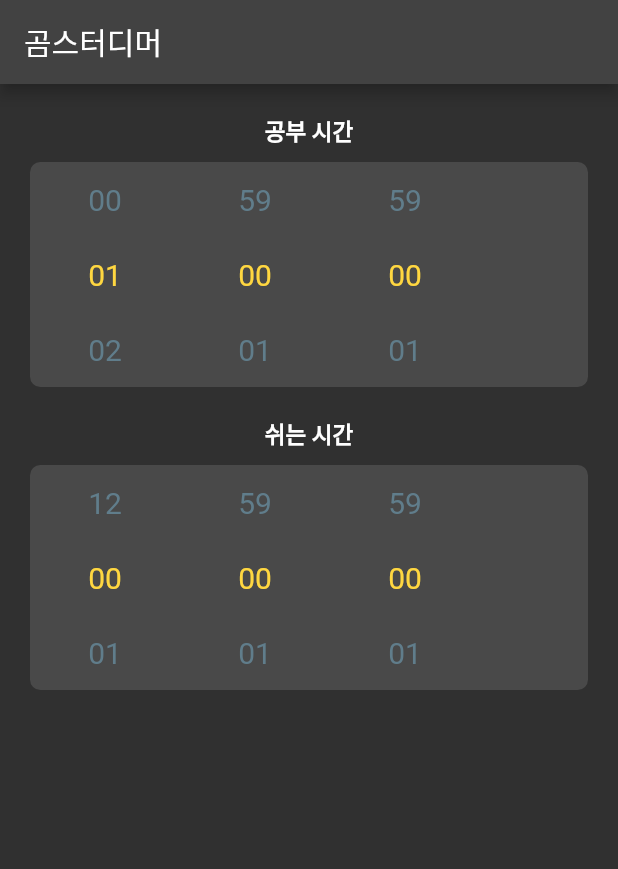
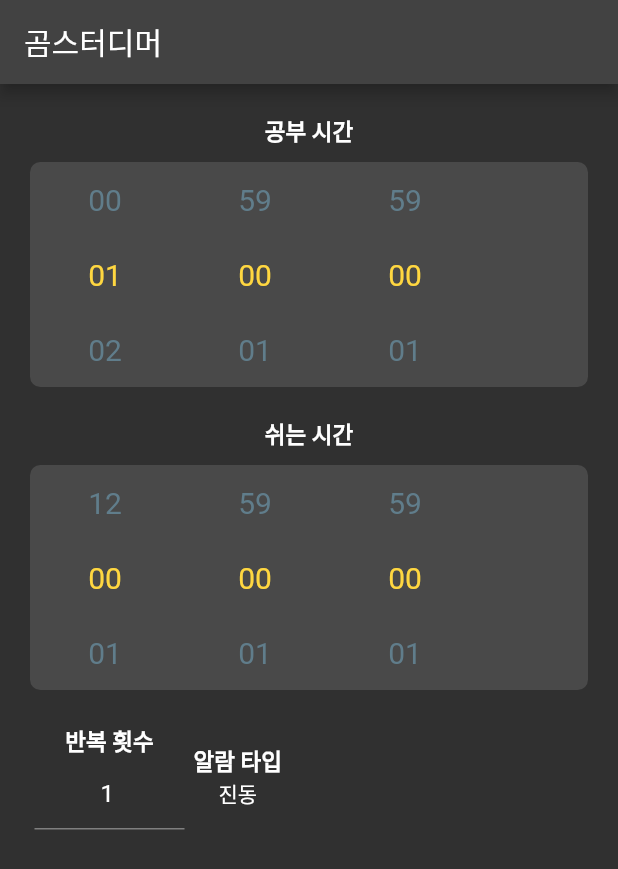
Before and after one commit to MISEONGKIM/studimer, a Flutter app: the screen it shows after launch, on a phone screen of 412 x 824 dp. Shown: the top 869 px of the screen. Run offline on Flutter 3.47's test engine with Material 2 defaults, Android fonts, the phone set to English and light mode, and no system bars; drawn by our look-alikes of numberpicker; our stand-ins replace floor, sqflite; accounts and stored records are empty; generated files the repository leaves out were written again.

Commit message:
focuson 추가 및 알람타입, 반복횟수추가

```diff
--- /dev/null
+++ b/lib/src/core/resources/type.dart
@@ -0,0 +1 @@
+enum FocusNum { none, studytime, resttime, repeat, notice }
--- a/lib/src/presentation/views/main_view.dart
+++ b/lib/src/presentation/views/main_view.dart
@@ -1,9 +1,18 @@
 import 'package:flutter/material.dart';
 import 'package:studimer/src/core/common/provider_consumer.dart';
-import 'package:studimer/src/presentation/widgets/timer/timer_widget.dart';
+import 'package:studimer/src/core/resources/type.dart';
+import 'package:studimer/src/presentation/widgets/notice/index.dart';
+import 'package:studimer/src/presentation/widgets/repeat/index.dart';
+import 'package:studimer/src/presentation/widgets/timer/index.dart';
 
 class MainView extends StatelessWidget {
   const MainView({Key? key}) : super(key: key);
+  Widget _enableCheck(
+      FocusNum focusValue, FocusNum compareFocusValue, Widget w) {
+    return focusValue == FocusNum.none || focusValue == compareFocusValue
+        ? w
+        : const SizedBox.shrink();
+  }
 
   @override
   Widget build(BuildContext context) {
@@ -16,15 +25,30 @@ class MainView extends StatelessWidget {
         child: CycleOptionPrvdConsumer(
             builder: (context, provider) => Column(
                   children: [
+                    _enableCheck(
+                        provider.focusOn,
+                        FocusNum.studytime,
                         TimerWidget(
                             title: '공부 시간',
                             time: provider.oneCycle.studyTime,
                             setTime: provider.setStudyTime,
-                    ),
+                            focusNum: FocusNum.studytime)),
+                    _enableCheck(
+                        provider.focusOn,
+                        FocusNum.resttime,
                         TimerWidget(
                           title: '쉬는 시간',
                           time: provider.oneCycle.restTime,
                           setTime: provider.setRestTime,
+                          focusNum: FocusNum.resttime,
+                        )),
+                    Row(
+                      children: [
+                        _enableCheck(provider.focusOn, FocusNum.repeat,
+                            const RepeatWidget()),
+                        _enableCheck(provider.focusOn, FocusNum.notice,
+                            const NoticeWidget())
+                      ],
                     )
                   ],
                 )),
--- /dev/null
+++ b/lib/src/presentation/widgets/notice/index.dart
@@ -0,0 +1,25 @@
+import 'package:flutter/material.dart';
+
+import 'notice_list_container.dart';
+
+class NoticeWidget extends StatelessWidget {
+  const NoticeWidget({Key? key}) : super(key: key);
+
+  @override
+  Widget build(BuildContext context) {
+    return Container(
+        padding: const EdgeInsets.all(3),
+        child: Column(
+            mainAxisAlignment: MainAxisAlignment.center,
+            children: const [
+              Text(
+                '알람 타입',
+                style: TextStyle(
+                    color: Colors.white,
+                    fontSize: 15,
+                    fontWeight: FontWeight.bold),
+              ),
+              NoticeListContainer(),
+            ]));
+  }
+}
--- /dev/null
+++ b/lib/src/presentation/widgets/notice/notice_list_container.dart
@@ -0,0 +1,14 @@
+import 'package:flutter/cupertino.dart';
+import 'package:studimer/src/core/common/provider_consumer.dart';
+
+class NoticeListContainer extends StatelessWidget {
+  const NoticeListContainer({Key? key}) : super(key: key);
+
+  @override
+  Widget build(BuildContext context) {
+    return CycleOptionPrvdConsumer(
+        builder: (context, provider) => GestureDetector(
+              child: Text(provider.oneCycle.notice!.noticeName),
+            ));
+  }
+}
--- /dev/null
+++ b/lib/src/presentation/widgets/repeat/index.dart
@@ -0,0 +1,21 @@
+import 'package:flutter/material.dart';
+
+import 'repeat_textfield.dart';
+
+class RepeatWidget extends StatelessWidget {
+  const RepeatWidget({Key? key}) : super(key: key);
+
+  @override
+  Widget build(BuildContext context) {
+    return Container(
+        padding: const EdgeInsets.all(3),
+        child: Column(mainAxisAlignment: MainAxisAlignment.center, children: [
+          const Text(
+            '반복 횟수',
+            style: TextStyle(
+                color: Colors.white, fontSize: 15, fontWeight: FontWeight.bold),
+          ),
+          RepeatTextField()
+        ]));
+  }
+}
--- /dev/null
+++ b/lib/src/presentation/widgets/repeat/repeat_textfield.dart
@@ -0,0 +1,33 @@
+import 'package:flutter/material.dart';
+import 'package:studimer/src/core/common/provider_consumer.dart';
+import 'package:studimer/src/core/resources/type.dart';
+
+class RepeatTextField extends StatelessWidget {
+  RepeatTextField({Key? key}) : super(key: key);
+  final FocusNode _focus = FocusNode();
+  _fieldFocusChange(
+      BuildContext context, FocusNode currentFocus, dynamic provider) {
+    currentFocus.unfocus();
+    provider.setFocusOn(FocusNum.none);
+  }
+
+  @override
+  Widget build(BuildContext context) {
+    return CycleOptionPrvdConsumer(
+        builder: (context, provider) => SizedBox(
+            width: 100,
+            child: TextFormField(
+              textInputAction: TextInputAction.done,
+              onFieldSubmitted: (term) {
+                _fieldFocusChange(context, _focus, provider);
+              },
+              onTap: () {
+                provider.setFocusOn(FocusNum.repeat);
+              },
+              initialValue: provider.oneCycle.repeat.toString(),
+              onChanged: (value) => provider.setRepeat(int.parse(value)),
+              keyboardType: TextInputType.number,
+              textAlign: TextAlign.center,
+            )));
+  }
+}
--- a/lib/src/presentation/widgets/timer/timer_widget.dart
+++ b/lib/src/presentation/widgets/timer/index.dart
@@ -1,6 +1,7 @@
 import 'package:flutter/material.dart';
 import 'package:provider/provider.dart';
 import 'package:studimer/src/core/common/provider_consumer.dart';
+import 'package:studimer/src/core/resources/type.dart';
 import 'package:studimer/src/presentation/providers/timer_provider.dart';
 import 'package:studimer/src/presentation/widgets/timer/timer_number_container.dart';
 import 'package:studimer/src/presentation/widgets/timer/timer_number_picker.dart';
@@ -11,10 +12,12 @@ class TimerWidget extends StatelessWidget {
       {Key? key,
       required this.title,
       required this.time,
+      required this.focusNum,
       required this.setTime})
       : super(key: key);
   final String title;
   final Duration time;
+  final FocusNum focusNum;
   final void Function(Duration newTime) setTime;
   @override
   Widget build(BuildContext context) {
@@ -41,11 +44,13 @@ class TimerWidget extends StatelessWidget {
                         ? TimerNumberPicker(
                             value: value,
                             maxValue: maxValue,
-                            onChange: onChange)
+                            onChange: onChange,
+                            focusNum: focusNum)
                         : TimerNumberTextField(
                             value: value,
                             maxValue: maxValue,
-                            onChange: onChange);
+                            onChange: onChange,
+                          );
                 return ChangeNotifierProvider(
                     create: (_) => TimerProvider(time, setTime),
                     child: TimerNumberContainer(childWidget: childWidget));
--- a/lib/src/presentation/widgets/timer/timer_number_picker.dart
+++ b/lib/src/presentation/widgets/timer/timer_number_picker.dart
@@ -1,22 +1,29 @@
 import 'package:flutter/material.dart';
 import 'package:numberpicker/numberpicker.dart';
 import 'package:studimer/src/core/common/provider_listen_false.dart';
+import 'package:studimer/src/core/resources/type.dart';
 
 class TimerNumberPicker extends StatelessWidget {
   const TimerNumberPicker(
       {Key? key,
       required this.value,
       required this.maxValue,
+      required this.focusNum,
       required this.onChange})
       : super(key: key);
   final int value;
   final int maxValue;
+  final FocusNum focusNum;
   final void Function(int) onChange;
 
   @override
   Widget build(BuildContext context) {
     return GestureDetector(
-        onTap: () => cycleOptionProvider(context).setIsPicker(false),
+        onTap: () {
+          final provider = cycleOptionProvider(context);
+          provider.setIsPicker(false);
+          provider.setFocusOn(focusNum);
+        },
         child: NumberPicker(
           value: value,
           minValue: 0,
```
Also changed, not shown: lib/src/presentation/providers/cycle_option_provider.dart (+11 -5 lines), lib/src/presentation/widgets/notice/notice_list.dart (added, +12 -0 lines), lib/src/presentation/widgets/timer/timer_number_textfield.dart (+5 -2 lines). Lines whose indentation alone changed are shown as unchanged.
